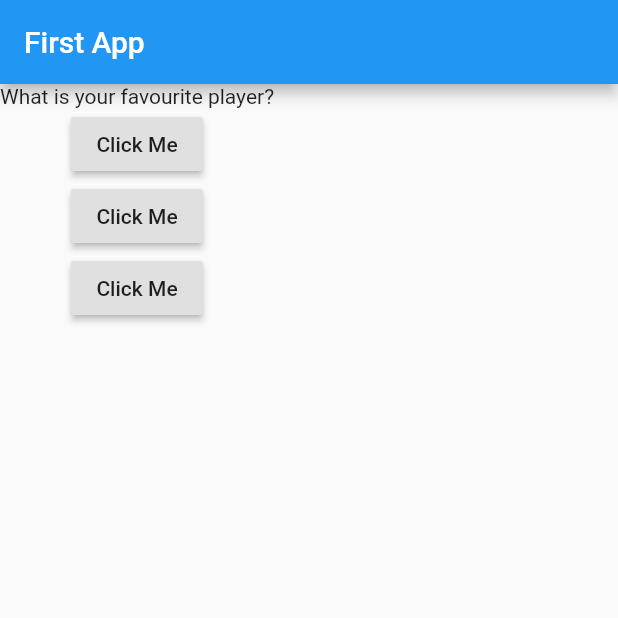
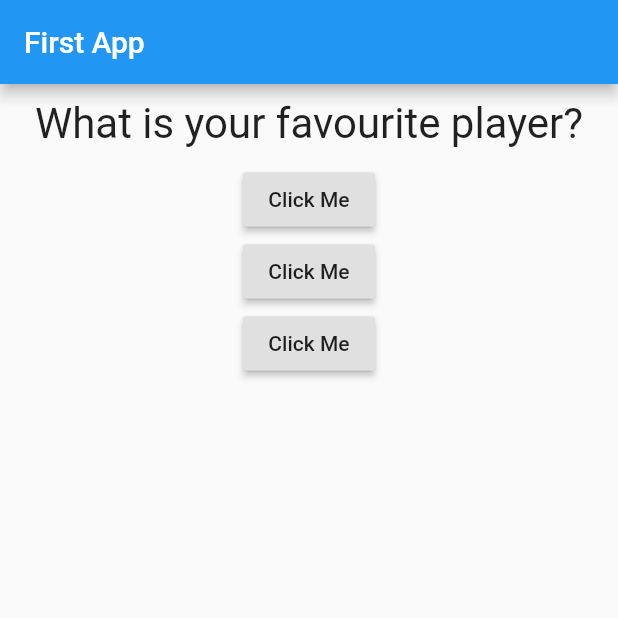
Before and after one commit to ahmed3ssem/flutter_app, a Flutter app: the screen it shows after launch, on a phone screen of 412 x 824 dp, the top half of it. Run offline on Flutter 3.47's test engine with Material 2 defaults, Android fonts, the phone set to English and light mode, and no system bars.

Commit message:
First Styling & Layouting Steps

```diff
--- a/lib/question.dart
+++ b/lib/question.dart
@@ -5,10 +5,20 @@ class Question extends StatelessWidget {
   String questionText;
 
   Question(this.questionText);
+
   @override
   Widget build(BuildContext context) {
     // TODO: implement build
-    return Text(questionText);
+    return Container(
+      // بتاخد العرض بتاع الشاشه مهما كانت الاختلاف و المساحه
+      width: double.infinity,
+      margin:EdgeInsets.all(10),
+      child: Text(
+        questionText,
+        style: TextStyle(fontSize: 28),
+        textAlign: TextAlign.center,
+      ),
+    );
   }
 
 }
```
